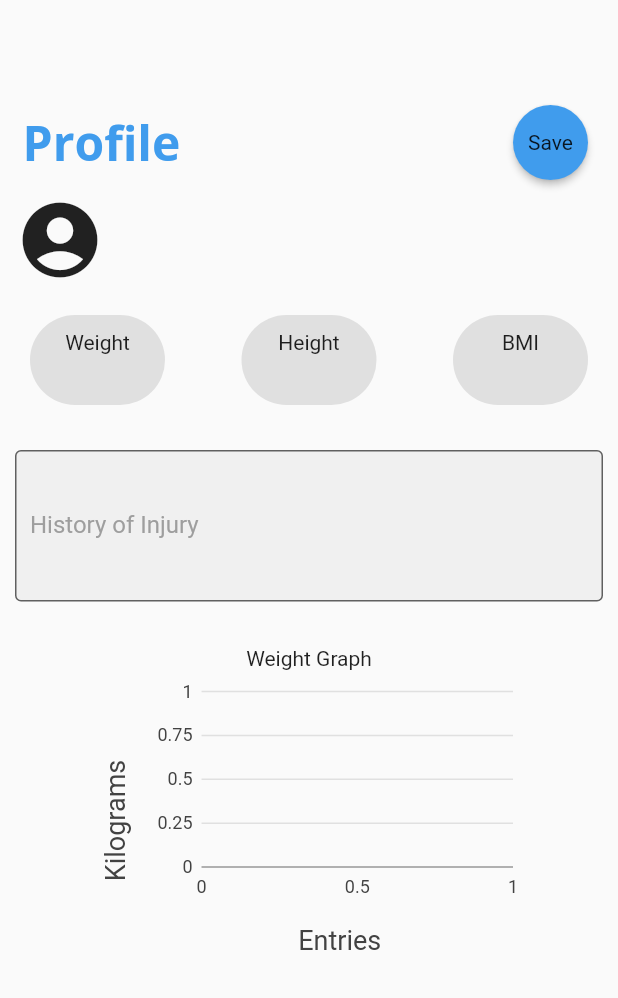
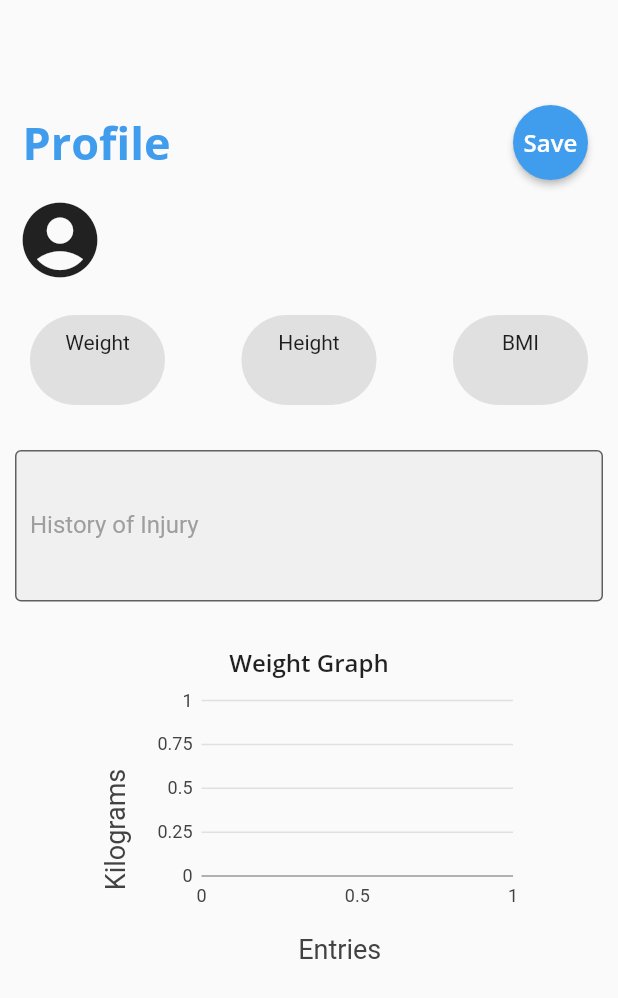
Before and after one commit to isaaclim95/stryde-app-flutter, a Flutter app: the Home screen opened directly, after a tap on "Profile", on a phone screen of 412 x 824 dp. Shown: the top 998 px of the screen. Run offline on Flutter 3.47's test engine with Material 2 defaults, Android fonts, the phone set to English and light mode, and no system bars; our stand-ins replace camera, charts_flutter, firebase_auth, firebase_core, firebase_database, firebase_storage and 3 more; missing offline and left inert: statusbar; accounts and stored records are empty; statements that could not run were skipped.

Commit message:
Small design changes

```diff
--- a/lib/exercises.dart
+++ b/lib/exercises.dart
@@ -56,7 +56,7 @@ class ExercisesState extends State<Exercises> {
             textAlign: TextAlign.center,
             style: GoogleFonts.openSans(
                 color: kPrimaryColor,
-                fontSize: 32,
+                fontSize: 30,
                 fontWeight: FontWeight.w700
             )
         ),
@@ -72,7 +72,11 @@ class ExercisesState extends State<Exercises> {
                   return Container(
                       child: Column(
                         children: [
-                          Text(_listNames[index]),
+                          Text(_listNames[index],
+                        style: GoogleFonts.openSans(
+                            fontWeight: FontWeight.w600),
+                        textAlign: TextAlign.center,
+                      ),
                           Image.asset(_listImages[index], fit: BoxFit.cover, width: 200, height: 150),
                         ],
                       )
--- a/lib/firstrun.dart
+++ b/lib/firstrun.dart
@@ -16,7 +16,7 @@ class Firstrun extends StatelessWidget {
             textAlign: TextAlign.center,
             style: TextStyle(
               color: Color(0xFF409ded),
-              fontSize: 48,
+              fontSize: 30,
               fontWeight: FontWeight.bold,
             ),
           ),
--- a/lib/home.dart
+++ b/lib/home.dart
@@ -3,6 +3,7 @@ import 'package:firebase_database/firebase_database.dart';
 import 'package:flutter/material.dart';
 import 'package:fluttertoast/fluttertoast.dart';
 import 'package:google_fonts/google_fonts.dart';
+import 'package:statusbar/statusbar.dart';
 import 'package:strydeapp/profile.dart';
 import 'package:strydeapp/record.dart';
 import 'package:strydeapp/services/constants.dart';
@@ -10,7 +11,6 @@ import 'package:strydeapp/services/firebase_service_model.dart';
 import 'package:strydeapp/welcome.dart';
 import 'services/globals.dart' as globals;
 import 'exercises.dart';
-
 
 class Home extends StatefulWidget {
   Home({Key key, this.title}) : super(key: key);
@@ -82,7 +82,7 @@ class HomeState extends State<Home> {
                     padding: EdgeInsets.fromLTRB(0, 20, 0, 0),
                     child: Icon(
                       icon,
-                      size: 50,
+                      size: 60,
                     )),
               ]),
             ),
@@ -91,6 +91,7 @@ class HomeState extends State<Home> {
       ),
     );
   }
+
   Widget button2(title, icon) {
     return Center(
       child: Container(
@@ -143,7 +144,7 @@ class HomeState extends State<Home> {
                     padding: EdgeInsets.fromLTRB(0, 20, 0, 0),
                     child: Icon(
                       icon,
-                      size: 75,
+                      size: 60,
                     )),
               ]),
             ),
@@ -201,7 +202,7 @@ class HomeState extends State<Home> {
                   ),
                   SizedBox(width: 10),
                   RaisedButton(
-                    child: Text('minutes'),
+                    child: Text('Minutes'),
                     //                        color: Colors.blueAccent,
                     shape: RoundedRectangleBorder(
                         borderRadius: BorderRadius.all(Radius.circular(16.0))),
@@ -296,12 +297,12 @@ class HomeState extends State<Home> {
                     ),
                     SizedBox(width: 10),
                     RaisedButton(
-              child: Text('kilograms'),
+                      child: Text('Kilograms'),
 //                        color: Colors.blueAccent,
                       shape: RoundedRectangleBorder(
-                  borderRadius: BorderRadius.all(Radius.circular(16.0))),
+                          borderRadius:
+                              BorderRadius.all(Radius.circular(16.0))),
                       onPressed: () {
-
                         setState(() {
                           as.putWeight(double.parse(_weightController.text));
                           globals.weight = _weightController.text;
@@ -335,13 +336,8 @@ class HomeState extends State<Home> {
 
   @override
   Widget build(BuildContext context) {
-
+    StatusBar.color(kPrimaryColor);
     return Scaffold(
-        appBar: AppBar(
-            elevation: 0,
-            backgroundColor: kPrimaryColor
-        ),
-
         backgroundColor: Colors.white,
         resizeToAvoidBottomInset: false,
         body: GestureDetector(
@@ -350,33 +346,34 @@ class HomeState extends State<Home> {
             FocusScope.of(context).requestFocus(new FocusNode());
           },
           child: Container(
-            child: Column(
-              children: [
+            child: Column(children: [
+              SizedBox(height: 65),
               Text(
                 "Hi " + globals.name,
-                style:
-                    GoogleFonts.openSans(fontSize: 24, fontWeight: FontWeight.w600),
+                style: GoogleFonts.openSans(
+                    fontSize: 24, fontWeight: FontWeight.w600),
                 textAlign: TextAlign.center,
               ),
+              SizedBox(height: 5),
               dailyExercise(),
+              SizedBox(height: 5),
               dailyWeight(),
               Column(
                 children: <Widget>[
                   GridView(
-                    padding: const EdgeInsets.all(4),
+                    padding: const EdgeInsets.all(20),
                     shrinkWrap: true,
                     physics: NeverScrollableScrollPhysics(),
                     gridDelegate: SliverGridDelegateWithFixedCrossAxisCount(
                       crossAxisCount: 2,
                       mainAxisSpacing: 0,
                       crossAxisSpacing: 0,
-                      childAspectRatio: 3/2.3,
-
+                      childAspectRatio: 1,
                     ),
                     children: [
                       button1("Profile", Profile(), Icons.account_circle),
                       button1("Exercises", Exercises(), Icons.fitness_center),
-                      button1("Record walking", Record(), Icons.photo_camera),
+                      button1("Record", Record(), Icons.photo_camera),
                       button2("Sign out", Icons.exit_to_app),
                     ],
                   )
--- a/lib/login.dart
+++ b/lib/login.dart
@@ -67,7 +67,7 @@ class LoginState extends State<Login> {
                 textAlign: TextAlign.center,
                 style: TextStyle(
                   color: Color(0xFF409ded),
-                  fontSize: 26,
+                  fontSize: 30,
                   fontWeight: FontWeight.bold,
                 ),
               ),
--- a/lib/profile.dart
+++ b/lib/profile.dart
@@ -87,17 +87,14 @@ class ProfileState extends State<Profile> {
         fontSize: 16.0);
   }
 
-
   @override
   void initState() {
-
     setTextControllers();
     super.initState();
   }
 
   @override
   Widget build(BuildContext context) {
-
     return Scaffold(
       body: GestureDetector(
         behavior: HitTestBehavior.translucent,
@@ -128,7 +125,7 @@ class ProfileState extends State<Profile> {
                                   Text("Profile",
                                       style: GoogleFonts.openSans(
                                           color: kPrimaryColor,
-                                          fontSize: 32,
+                                          fontSize: 30,
                                           fontWeight: FontWeight.w700)),
                                   Spacer(),
                                   Container(
@@ -138,9 +135,15 @@ class ProfileState extends State<Profile> {
                                       onPressed: saveProfile,
                                       elevation: 2.0,
                                       fillColor: kPrimaryColor,
-                                      padding: EdgeInsets.all(15.0),
                                       shape: CircleBorder(),
-                                      child: Text("Save"),
+                                      child: Text(
+                                        "Save",
+                                        style: GoogleFonts.openSans(
+                                          color: Colors.white,
+                                            fontSize: 16,
+                                            fontWeight: FontWeight.w600),
+                                        textAlign: TextAlign.center,
+                                      ),
                                     ),
                                   )
                                 ],
@@ -288,7 +291,12 @@ class ProfileState extends State<Profile> {
                       ),
                     ),
                     SizedBox(height: 30),
-                    Text("Weight Graph"),
+                    Text("Weight Graph",
+                      style: GoogleFonts.openSans(
+                          fontSize: 16,
+                          fontWeight: FontWeight.w600),
+                      textAlign: TextAlign.center,
+                    ),
                     Container(
                       width: 300,
                       height: 200,
--- a/lib/welcome.dart
+++ b/lib/welcome.dart
@@ -42,7 +42,7 @@ class Welcome extends StatelessWidget {
                 width: 150,
                 alignment: Alignment.center,
                 padding: const EdgeInsets.fromLTRB(0, 10.0, 0, 10.0),
-                child: const Text('Login', style: TextStyle(fontSize: 18)),
+                child: const Text('Login', style: TextStyle(fontSize: 20)),
               ),
             ),
 
@@ -66,7 +66,7 @@ class Welcome extends StatelessWidget {
                 width: 150,
                 alignment: Alignment.center,
                 padding: const EdgeInsets.fromLTRB(0, 10.0, 0, 10.0),
-                child: const Text('Sign-Up', style: TextStyle(fontSize: 18)),
+                child: const Text('Sign-Up', style: TextStyle(fontSize: 20)),
               ),
             ),
 
```
Lines whose indentation alone changed are shown as unchanged.
